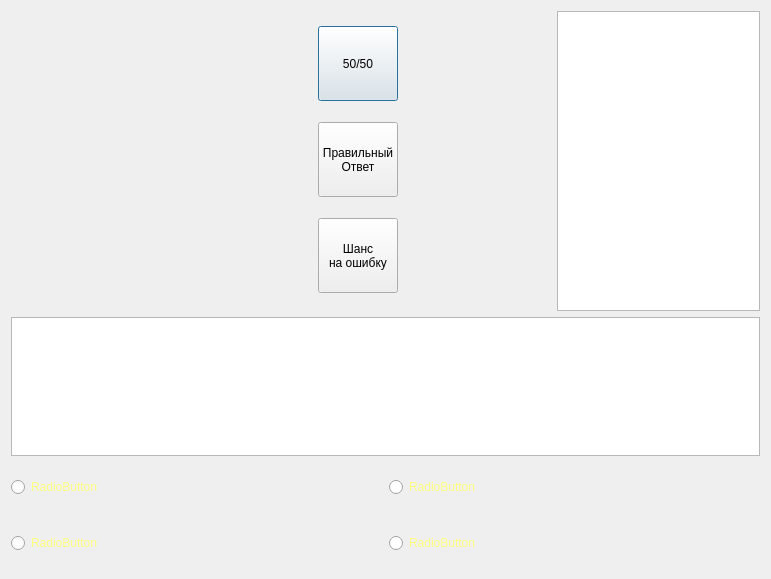
This is src/Quiz/quiz.ui in Klaasibub/Evo as Qt 5 draws it before an edit. The edited form follows.
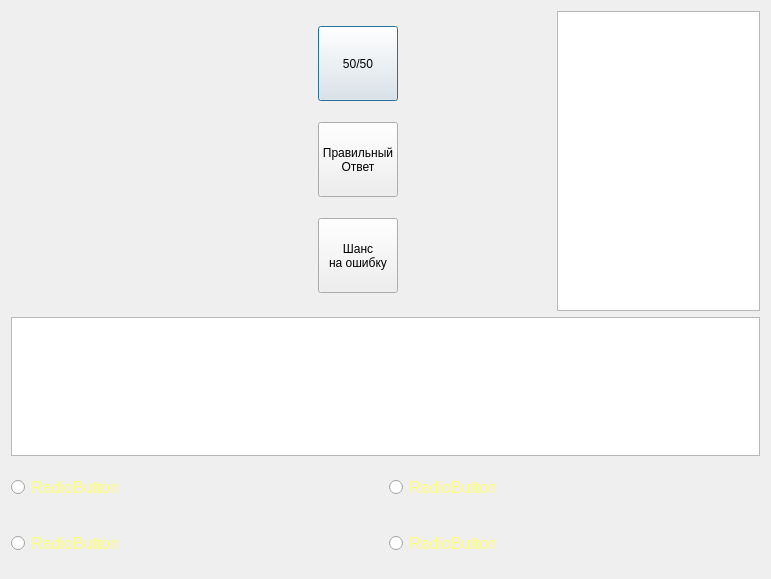
This is the edited form. Icons and pictures are not drawn.

Patch:
```diff
--- a/src/Quiz/quiz.ui
+++ b/src/Quiz/quiz.ui
@@ -202,6 +202,11 @@
              <height>50</height>
             </size>
            </property>
+           <property name="font">
+            <font>
+             <pointsize>12</pointsize>
+            </font>
+           </property>
            <property name="styleSheet">
             <string notr="true">color: rgb(255, 255, 127)</string>
            </property>
@@ -224,6 +229,11 @@
              <height>50</height>
             </size>
            </property>
+           <property name="font">
+            <font>
+             <pointsize>12</pointsize>
+            </font>
+           </property>
            <property name="styleSheet">
             <string notr="true">color: rgb(255, 255, 127)</string>
            </property>
@@ -250,6 +260,11 @@
              <height>50</height>
             </size>
            </property>
+           <property name="font">
+            <font>
+             <pointsize>12</pointsize>
+            </font>
+           </property>
            <property name="styleSheet">
             <string notr="true">color: rgb(255, 255, 127)</string>
            </property>
@@ -272,6 +287,11 @@
              <height>50</height>
             </size>
            </property>
+           <property name="font">
+            <font>
+             <pointsize>12</pointsize>
+            </font>
+           </property>
            <property name="styleSheet">
             <string notr="true">color: rgb(255, 255, 127)</string>
            </property>
```
